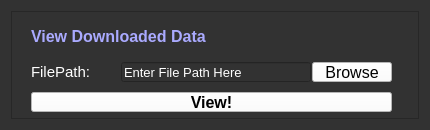
First picture: the form in view.ui, repository webclinic017/StockScrap, before the edit.
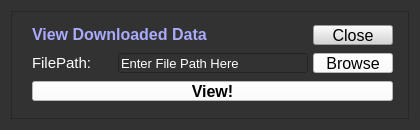
Second picture: the form after the edit.

Commit message: added close button for view GUI -rawsashimi1604

```diff
--- a/view.ui
+++ b/view.ui
@@ -6,7 +6,7 @@
    <rect>
     <x>0</x>
     <y>0</y>
-    <width>430</width>
+    <width>420</width>
     <height>130</height>
    </rect>
   </property>
@@ -18,13 +18,13 @@
   </property>
   <property name="minimumSize">
    <size>
-    <width>430</width>
+    <width>420</width>
     <height>130</height>
    </size>
   </property>
   <property name="maximumSize">
    <size>
-    <width>431</width>
+    <width>420</width>
     <height>130</height>
    </size>
   </property>
@@ -52,16 +52,15 @@
      <widget class="QWidget" name="">
       <property name="geometry">
        <rect>
-        <x>20</x>
-        <y>11</y>
+        <x>21</x>
+        <y>12</y>
         <width>361</width>
-        <height>90</height>
+        <height>80</height>
        </rect>
       </property>
       <layout class="QVBoxLayout" name="verticalLayout_2">
-       <property name="spacing">
-        <number>10</number>
-       </property>
+       <item>
+        <layout class="QHBoxLayout" name="horizontalLayout">
        <item>
         <widget class="QLabel" name="lb_view">
          <property name="font">
@@ -74,6 +73,42 @@
           <string>&lt;html&gt;&lt;head/&gt;&lt;body&gt;&lt;p&gt;&lt;span style=&quot; font-weight:600; color:#aaaaff;&quot;&gt;View Downloaded Data&lt;/span&gt;&lt;/p&gt;&lt;/body&gt;&lt;/html&gt;</string>
          </property>
         </widget>
+         </item>
+         <item>
+          <widget class="QPushButton" name="bn_close">
+           <property name="sizePolicy">
+            <sizepolicy hsizetype="Fixed" vsizetype="Fixed">
+             <horstretch>0</horstretch>
+             <verstretch>0</verstretch>
+            </sizepolicy>
+           </property>
+           <property name="minimumSize">
+            <size>
+             <width>0</width>
+             <height>20</height>
+            </size>
+           </property>
+           <property name="maximumSize">
+            <size>
+             <width>16777215</width>
+             <height>20</height>
+            </size>
+           </property>
+           <property name="font">
+            <font>
+             <family>Segoe UI</family>
+             <pointsize>12</pointsize>
+            </font>
+           </property>
+           <property name="styleSheet">
+            <string notr="true">background-color: rgb(213, 213, 213);</string>
+           </property>
+           <property name="text">
+            <string>Close</string>
+           </property>
+          </widget>
+         </item>
+        </layout>
        </item>
        <item>
         <layout class="QHBoxLayout" name="layout_view">
```
Lines whose indentation alone changed are shown as unchanged. The commit also changes 5 other files.
